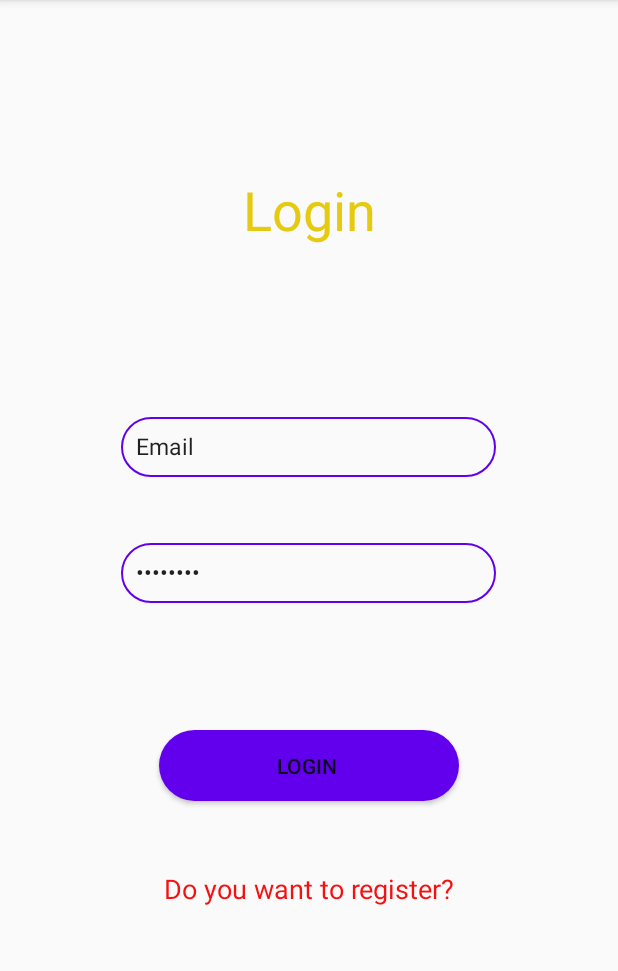
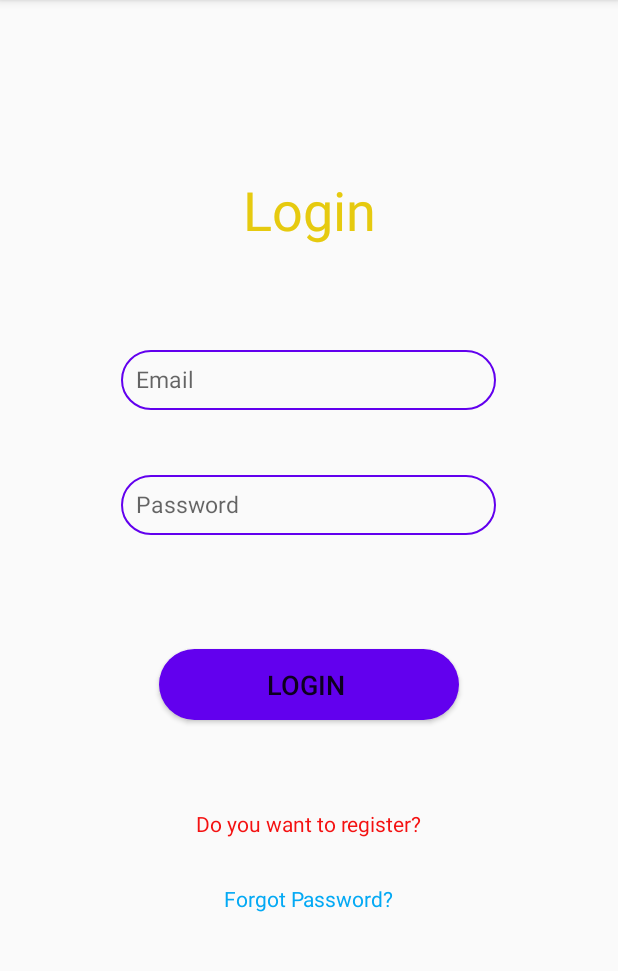
Before and after one commit to Izu99/MAD-app-, an Android app: the Login screen opened directly, with no data from a screen before it, on a phone screen of 412 x 824 dp, the part 84-1055 px from its top. Run offline under Robolectric (Android 15) with nearby library versions, the phone set to English and light mode, and no system bars; our stand-ins replace Firebase (no records; nobody signed in at launch, a user with empty details on screens opened directly).

Commit message:
login an Register

```diff
--- a/app/build.gradle
+++ b/app/build.gradle
@@ -28,6 +28,7 @@ dependencies {
     implementation 'androidx.appcompat:appcompat:1.2.0'
     implementation 'androidx.constraintlayout:constraintlayout:2.0.1'
     implementation 'com.google.firebase:firebase-auth:19.3.1'
+    implementation 'com.google.firebase:firebase-database:19.4.0'
     testImplementation 'junit:junit:4.12'
     androidTestImplementation 'androidx.test.ext:junit:1.1.2'
     androidTestImplementation 'androidx.test.espresso:espresso-core:3.3.0'
--- a/app/src/main/res/layout/activity_login.xml
+++ b/app/src/main/res/layout/activity_login.xml
@@ -26,16 +26,16 @@
         android:layout_height="40dp"
         android:background="@drawable/round_border"
         android:ems="10"
-        android:inputType="textWebEmailAddress"
+        android:hint="Email"
+        android:inputType="textEmailAddress"
         android:padding="10dp"
-        android:text="Email"
         android:textSize="15dp"
         app:layout_constraintBottom_toBottomOf="parent"
         app:layout_constraintEnd_toEndOf="parent"
-        app:layout_constraintHorizontal_bias="0.497"
+        app:layout_constraintHorizontal_bias="0.496"
         app:layout_constraintStart_toStartOf="parent"
         app:layout_constraintTop_toBottomOf="@+id/textView"
-        app:layout_constraintVertical_bias="0.202" />
+        app:layout_constraintVertical_bias="0.123" />
 
     <EditText
         android:id="@+id/password"
@@ -43,16 +43,16 @@
         android:layout_height="40dp"
         android:background="@drawable/round_border"
         android:ems="10"
+        android:hint="Password"
         android:inputType="textPassword"
         android:padding="10dp"
-        android:text="Password"
         android:textSize="15dp"
         app:layout_constraintBottom_toBottomOf="parent"
         app:layout_constraintEnd_toEndOf="parent"
-        app:layout_constraintHorizontal_bias="0.497"
+        app:layout_constraintHorizontal_bias="0.496"
         app:layout_constraintStart_toStartOf="parent"
         app:layout_constraintTop_toBottomOf="@+id/textView"
-        app:layout_constraintVertical_bias="0.351" />
+        app:layout_constraintVertical_bias="0.271" />
 
     <Button
         android:id="@+id/login"
@@ -64,11 +64,13 @@
         android:background="@drawable/round_bg"
         android:text="Login
 "
+        android:textSize="18sp"
         app:layout_constraintBottom_toBottomOf="parent"
         app:layout_constraintEnd_toEndOf="parent"
         app:layout_constraintHorizontal_bias="0.36"
         app:layout_constraintStart_toStartOf="parent"
-        app:layout_constraintTop_toBottomOf="@+id/password" />
+        app:layout_constraintTop_toBottomOf="@+id/password"
+        app:layout_constraintVertical_bias="0.353" />
 
     <TextView
         android:id="@+id/registerText"
@@ -76,7 +78,7 @@
         android:layout_height="wrap_content"
         android:text="Do you want to register?"
         android:textColor="#F41111"
-        android:textSize="18dp"
+        android:textSize="14sp"
         app:layout_constraintBottom_toBottomOf="parent"
         app:layout_constraintEnd_toEndOf="parent"
         app:layout_constraintStart_toStartOf="parent"
@@ -94,4 +96,17 @@
         app:layout_constraintStart_toStartOf="parent"
         app:layout_constraintTop_toBottomOf="@+id/registerText" />
 
+    <TextView
+        android:id="@+id/forgotpassword"
+        android:layout_width="wrap_content"
+        android:layout_height="wrap_content"
+        android:text="Forgot Password?"
+        android:textColor="#03A9F4"
+        android:textSize="14sp"
+        app:layout_constraintBottom_toBottomOf="parent"
+        app:layout_constraintEnd_toEndOf="parent"
+        app:layout_constraintStart_toStartOf="parent"
+        app:layout_constraintTop_toBottomOf="@+id/registerText"
+        app:layout_constraintVertical_bias="0.16" />
+
 </androidx.constraintlayout.widget.ConstraintLayout>
--- a/app/src/main/res/layout/activity_register.xml
+++ b/app/src/main/res/layout/activity_register.xml
@@ -134,6 +134,7 @@
         android:layout_height="40dp"
         android:background="@drawable/round_border"
         android:ems="10"
+        android:fontFamily="sans-serif"
         android:hint="Confirm Password"
         android:inputType="textPassword"
         android:padding="10dp"
```
Also changed, not shown: app/src/main/java/rob/sample/authenticatorapp/Login.java (+57 -9 lines), app/src/main/java/rob/sample/authenticatorapp/Register.java (+43 -14 lines).
